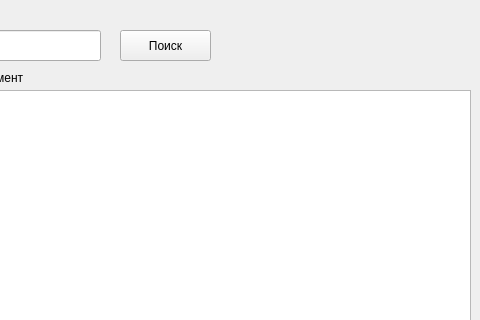
Qt form lab1/view.ui (SangeRofl/nliis) before a commit; both pictures show x 320 to 800 and y 0 to 320 of the 800 by 600 pixel window.
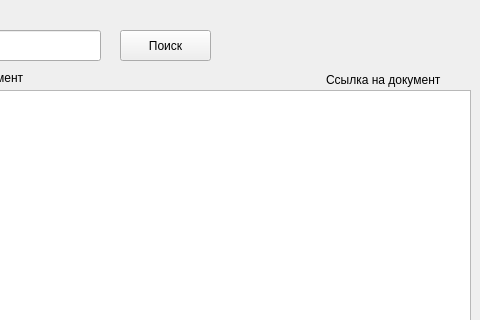
The same form after that commit.

Commit message: added links to the docs

Patch:
```diff
--- a/lab1/view.ui
+++ b/lab1/view.ui
@@ -128,6 +128,25 @@
      <string>Добавить документ</string>
     </property>
    </widget>
+   <widget class="QLabel" name="label_4">
+    <property name="geometry">
+     <rect>
+      <x>646</x>
+      <y>70</y>
+      <width>141</width>
+      <height>20</height>
+     </rect>
+    </property>
+    <property name="cursor">
+     <cursorShape>PointingHandCursor</cursorShape>
+    </property>
+    <property name="styleSheet">
+     <string notr="true">font-color:rgb(116, 160, 255);</string>
+    </property>
+    <property name="text">
+     <string>Ссылка на документ</string>
+    </property>
+   </widget>
   </widget>
  </widget>
  <resources/>
```
The commit also changes 2 other files.
